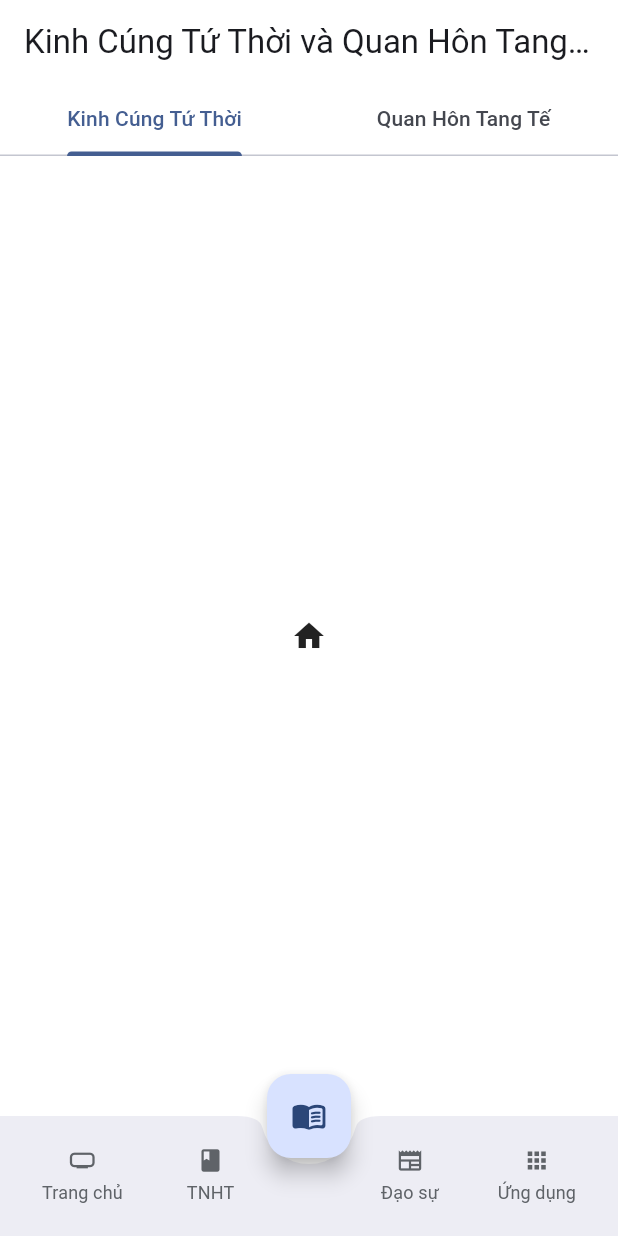
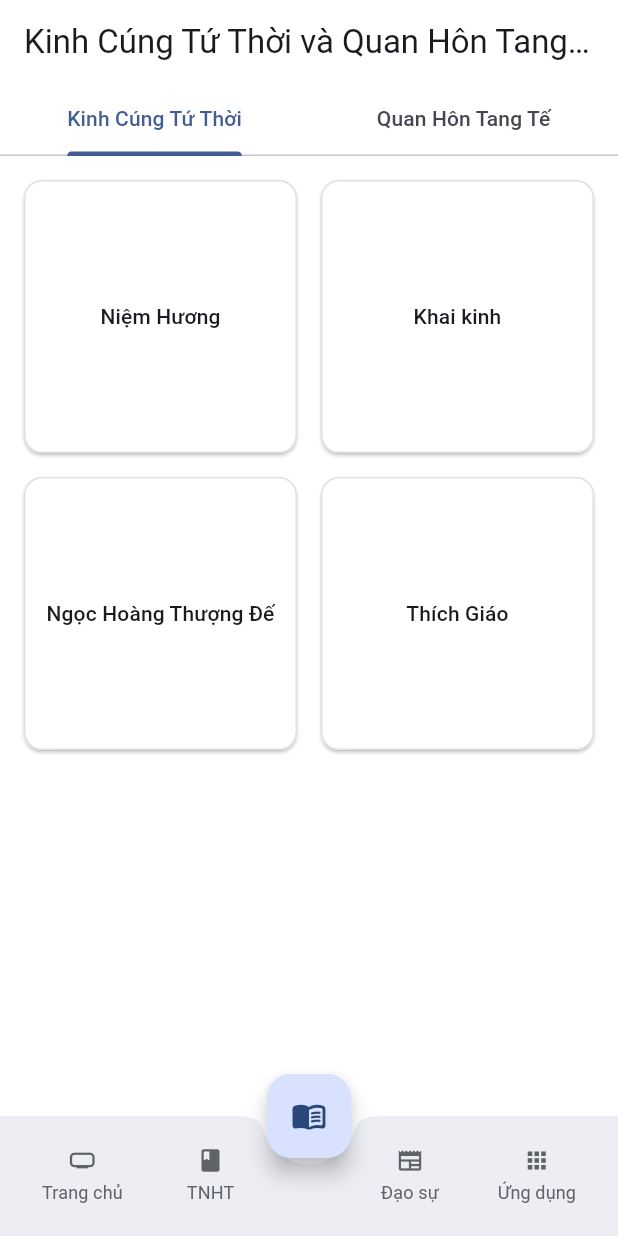
Before and after one commit to caodaion/caodaion_flutter, a Flutter app: the KinhPage screen opened by its route, on a phone screen of 412 x 824 dp. Run offline on Flutter 3.47's test engine with Material 3 defaults, Android fonts, the light colour scheme and no system bars; our stand-ins replace go_router.

Commit message:
update kinh list

```diff
--- /dev/null
+++ b/assets/content/kinh/kinh_list.json
@@ -0,0 +1,27 @@
+[
+    {
+        "key": "niem-huong",
+        "name": "Niệm Hương",
+        "group": "cung_tu_thoi"
+    },
+    {
+        "key": "khai-kinh",
+        "name": "Khai kinh",
+        "group": "cung_tu_thoi"
+    },
+    {
+        "key": "ngoc-hoang-thuong-de",
+        "name": "Ngọc Hoàng Thượng Đế",
+        "group": "cung_tu_thoi"
+    },
+    {
+        "key": "thich-giao",
+        "name": "Thích Giáo",
+        "group": "cung_tu_thoi"
+    },
+    {
+        "key": "kinh-tam-tanh",
+        "name": "Kinh Tắm Thánh",
+        "group": "quan_hon_tang_te"
+    }
+]
--- /dev/null
+++ b/lib/constant/constant.dart
@@ -0,0 +1,4 @@
+const portraitPhones = 576;
+const tablets = 768;
+const laptops = 992;
+const largeDevices = 1200;
--- /dev/null
+++ b/lib/model/kinh.dart
@@ -0,0 +1,19 @@
+class Kinh {
+  final String key;
+  final String name;
+  final String group;
+
+  Kinh({
+    required this.key,
+    required this.name,
+    required this.group,
+  });
+
+  factory Kinh.fromJson(Map<String, dynamic> json) {
+    return Kinh(
+      key: json['key'],
+      name: json['name'],
+      group: json['group'],
+    );
+  }
+}
--- a/lib/pages/kinh_page/kinh_page.dart
+++ b/lib/pages/kinh_page/kinh_page.dart
@@ -1,5 +1,5 @@
+import './widgets/kinh_list.dart';
 import 'package:flutter/material.dart';
-import 'package:flutter_markdown/flutter_markdown.dart';
 
 class KinhPage extends StatelessWidget {
   const KinhPage({super.key});
@@ -27,8 +27,12 @@ class KinhPage extends StatelessWidget {
           ),
           body: const TabBarView(
             children: [
-              Icon(Icons.home),
-              Icon(Icons.menu_book),
+              KinhList(
+                listType: 'cung_tu_thoi',
+              ),
+              KinhList(
+                listType: 'quan_hon_tang_te',
+              ),
             ],
           ),
         ),
--- /dev/null
+++ b/lib/pages/kinh_page/widgets/kinh_list.dart
@@ -0,0 +1,80 @@
+import 'package:flutter/material.dart';
+import '../../../model/kinh.dart';
+import '../../../constant/constant.dart';
+import '../../../service/kinh_service.dart';
+
+class KinhList extends StatefulWidget {
+  const KinhList({super.key, required this.listType});
+  final String listType;
+
+  @override
+  State<KinhList> createState() => _KinhListState();
+}
+
+class _KinhListState extends State<KinhList> {
+  late List<Kinh> kinhs;
+
+  @override
+  void initState() {
+    super.initState();
+    loadJsonData().then((String jsonString) {
+      setState(() {
+        kinhs = parseJson(jsonString);
+        if (widget.listType.isNotEmpty) {
+          kinhs = parseJson(jsonString)
+              .where((element) => element.group == widget.listType)
+              .toList();
+        }
+      });
+    });
+  }
+
+  @override
+  Widget build(BuildContext context) {
+    Size screenSize = MediaQuery.of(context).size;
+
+    return GridView.builder(
+      gridDelegate: SliverGridDelegateWithFixedCrossAxisCount(
+        crossAxisCount: screenSize.width < portraitPhones
+            ? 2
+            : screenSize.width < tablets
+                ? 3
+                : screenSize.width < laptops
+                    ? 4
+                    : screenSize.width < largeDevices
+                        ? 5
+                        : 6,
+        crossAxisSpacing: 8.0,
+        mainAxisSpacing: 8.0,
+      ),
+      itemCount: kinhs.length,
+      padding: const EdgeInsets.all(12),
+      itemBuilder: (context, index) {
+        return Card(
+          child: TextButton(
+            onPressed: () {},
+            style: TextButton.styleFrom(
+              shape: const RoundedRectangleBorder(
+                borderRadius: BorderRadius.all(
+                  Radius.circular(12),
+                ),
+              ),
+              side: const BorderSide(
+                width: 1,
+                color: Color(0xFFE0E0E0),
+              ),
+              backgroundColor: const Color(0xFFFFFFFF),
+            ),
+            child: Text(
+              kinhs[index].name,
+              style: TextStyle(
+                color: Theme.of(context).colorScheme.onBackground,
+              ),
+              textAlign: TextAlign.center,
+            ),
+          ),
+        );
+      },
+    );
+  }
+}
--- /dev/null
+++ b/lib/service/kinh_service.dart
@@ -0,0 +1,12 @@
+import 'dart:convert';
+import 'package:caodaion_flutter/model/kinh.dart';
+import 'package:flutter/services.dart';
+
+Future<String> loadJsonData() async {
+  return await rootBundle.loadString('assets/content/kinh/kinh_list.json');
+}
+
+List<Kinh> parseJson(String response) {
+  final parsed = json.decode(response).cast<Map<String, dynamic>>();
+  return parsed.map<Kinh>((json) => Kinh.fromJson(json)).toList();
+}
--- a/lib/widgets/scaffold_with_nested_navigation/scaffold_with_nested_navigation.dart
+++ b/lib/widgets/scaffold_with_nested_navigation/scaffold_with_nested_navigation.dart
@@ -1,5 +1,6 @@
 import 'package:flutter/material.dart';
 import 'package:go_router/go_router.dart';
+import '../../constant/constant.dart';
 import 'widgets/scaffold_with_navigation_bar.dart';
 import 'widgets/scaffold_with_navigation_rail.dart';
 
@@ -27,7 +28,7 @@ class ScaffoldWithNestedNavigation extends StatelessWidget {
   @override
   Widget build(BuildContext context) {
     return LayoutBuilder(builder: (context, constraints) {
-      if (constraints.maxWidth < 450) {
+      if (constraints.maxWidth < laptops) {
         return ScaffoldWithNavigationBar(
           body: navigationShell,
           selectedIndex: navigationShell.currentIndex,
--- a/pubspec.yaml
+++ b/pubspec.yaml
@@ -82,7 +82,8 @@ flutter:
   # assets:
   #   - images/a_dot_burr.jpeg
   #   - images/a_dot_ham.jpeg
-
+  assets:
+    - assets/content/kinh/kinh_list.json
   # An image asset can refer to one or more resolution-specific "variants", see
   # https://flutter.dev/assets-and-images/#resolution-aware
 
```
